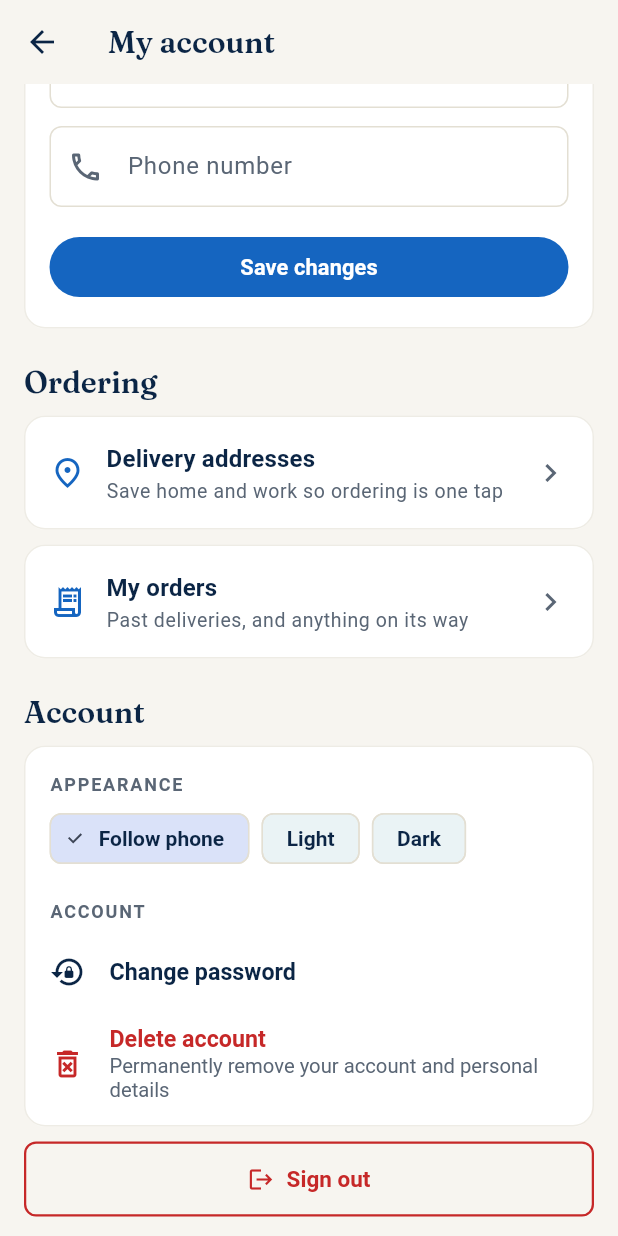
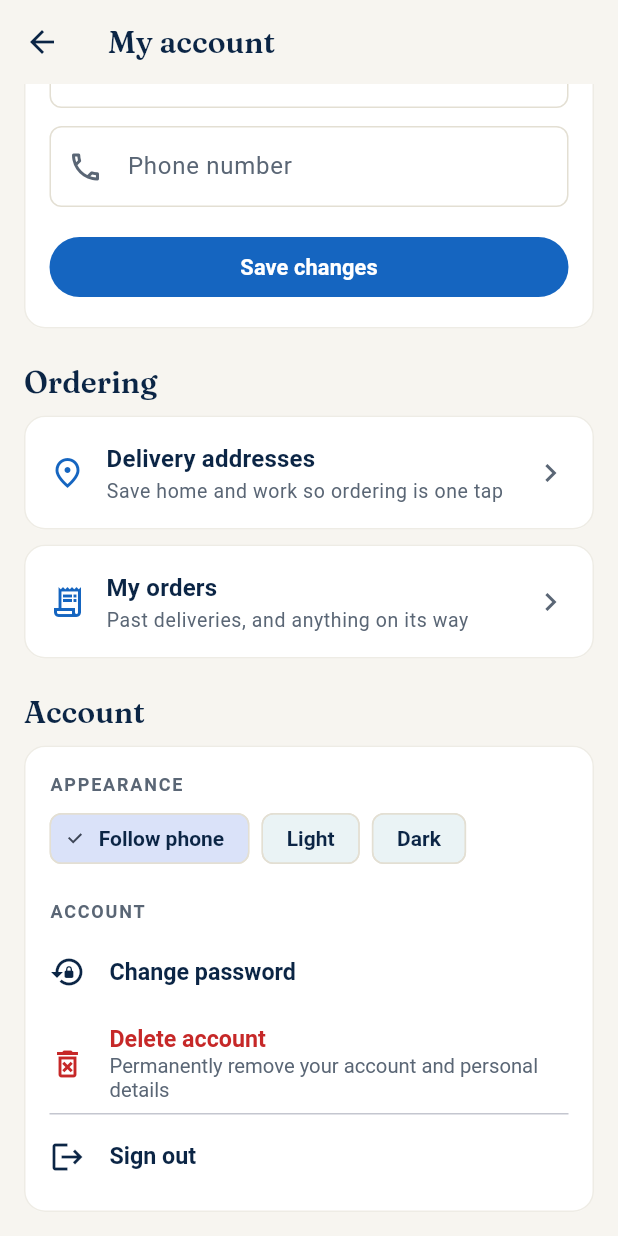
Before and after one commit to erise2313/aquaroutes, a Flutter app: the CustomerAccountScreen screen opened directly, scrolled down 125 dp, on a phone screen of 412 x 824 dp. Run offline on Flutter 3.47's test engine with Material 3 defaults, Android fonts, the phone set to English and light mode, and no system bars; our stand-ins replace file_picker, fl_chart, flutter_dotenv, flutter_map, flutter_riverpod, geolocator and 7 more; missing offline and left inert: dart:js_interop; accounts and stored records are empty.

Commit message:
Settle sign out into the card, and keep registration off the admin portal
The sign out button read as bolted on: a red outlined pill floating below
the Account card while Change password and Delete account sat inside it as
rows. It is a row in that card now, above the others' divider, and neutral
rather than red -- signing out is reversible, and red in this card means
destructive. Added to the customer screen rather than to
AccountSettingsSection, which the driver, merchant, admin and web surfaces
also use and which already carry their own sign out in their headers.

The admin portal showed the shared login screen complete with Register
here and Continue browsing as guest. Neither belongs on a staff-only
portal: WASA creates those accounts, and guest browsing is dead there
anyway since that screen is the root, so popUntil has nothing to pop.

PORTAL was read by two private constants that had drifted apart in shape
(auth_gate asked whether this is the admin build, main.dart whether it is
the public website), and login needed the same fact. One constant now,
kIsAdminPortalBuild, with both callers pointed at it.

Tests note what they cannot cover: kIsAdminPortalBuild is compile-time and
always false under flutter test, like kIsWeb, so the admin branch is not
reachable from a test. They lock the other half instead, so inverting the
guard and stripping registration from the app would fail.

```diff
--- a/lib/main.dart
+++ b/lib/main.dart
@@ -8,6 +8,7 @@ import 'package:go_router/go_router.dart';
 
 import 'constants/app_theme.dart';
 import 'constants/web_theme.dart';
+import 'constants/portal_build.dart';
 import 'providers/app_theme_provider.dart';
 import 'providers/web_theme_provider.dart';
 import 'screens/auth/auth_gate.dart';
@@ -64,7 +65,7 @@ Future<void> main() async {
 /// (--dart-define=PORTAL=admin) and the mobile app are deliberately excluded
 /// from URL routing: admin having shareable, indexable URLs works against
 /// keeping it hidden, and the app has no address bar to benefit.
-const _isPublicWebsite = kIsWeb && String.fromEnvironment('PORTAL') != 'admin';
+const _isPublicWebsite = kIsWeb && !kIsAdminPortalBuild;
 
 class MyApp extends ConsumerStatefulWidget {
   const MyApp({super.key});
--- a/lib/screens/public/customer_account_screen.dart
+++ b/lib/screens/public/customer_account_screen.dart
@@ -204,30 +204,26 @@ class _CustomerAccountScreenState extends ConsumerState<CustomerAccountScreen> {
                           PortalCard(
                             lift: false,
                             padding: const EdgeInsets.symmetric(vertical: 8),
-                            margin: EdgeInsets.only(bottom: density.gap),
-                            child: const AccountSettingsSection(),
-                          ),
-                          // Full width through PortalActionRow, the wrapper
-                          // Save changes already uses on this screen, so it
-                          // lines up with the cards instead of sitting as a
-                          // narrow centred pill beneath them (this Column
-                          // centres its children by default). The old style
-                          // passed only vertical padding, and styleFrom
-                          // replaces padding on every side -- so the icon and
-                          // label sat flush against the outline.
-                          PortalActionRow(
-                            children: [
-                              OutlinedButton.icon(
-                                onPressed: _signOut,
-                                style: OutlinedButton.styleFrom(
-                                  foregroundColor: theme.colorScheme.error,
-                                  side: BorderSide(color: theme.colorScheme.error, width: 1.5),
-                                  padding: const EdgeInsets.symmetric(vertical: 16, horizontal: 20),
+                            child: Column(
+                              mainAxisSize: MainAxisSize.min,
+                              crossAxisAlignment: CrossAxisAlignment.stretch,
+                              children: [
+                                const AccountSettingsSection(),
+                                // Sign out sits in the card with the other
+                                // account actions rather than floating below
+                                // it as a red outlined pill, which read as
+                                // bolted on rather than part of the page.
+                                // Neutral, too: signing out is reversible,
+                                // and red in this card means destructive
+                                // (Delete account).
+                                Divider(height: 1, indent: 16, endIndent: 16, color: theme.colorScheme.outlineVariant),
+                                ListTile(
+                                  leading: Icon(Icons.logout, color: theme.colorScheme.onSurface),
+                                  title: Text('Sign out', style: TextStyle(color: theme.colorScheme.onSurface)),
+                                  onTap: _signOut,
                                 ),
-                                icon: const Icon(Icons.logout),
-                                label: const Text('Sign out'),
-                              ),
-                            ],
+                              ],
+                            ),
                           ),
                         ],
                       ),
```
Also changed, not shown: lib/constants/portal_build.dart (added, +13 -0 lines), lib/screens/auth/auth_gate.dart (+6 -13 lines), lib/screens/auth/login_screen.dart (+9 -3 lines), 1 other file.
